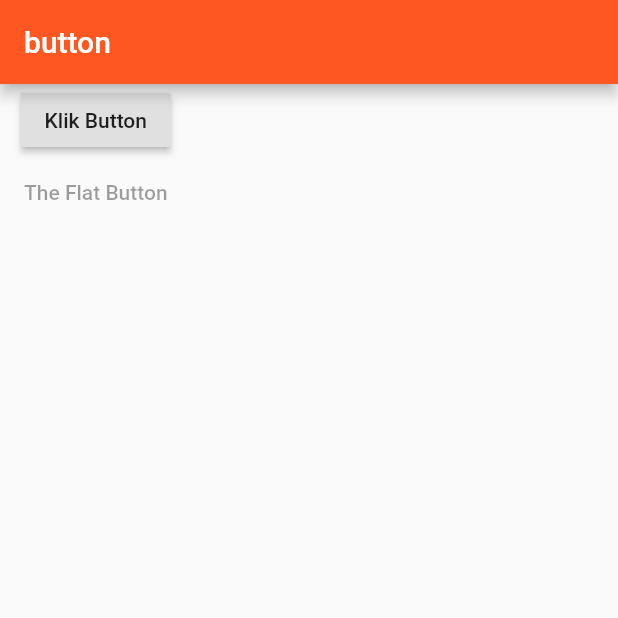
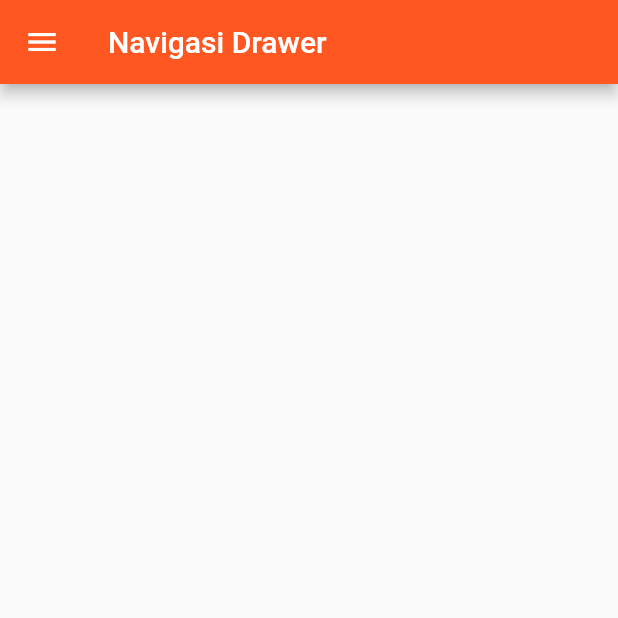
Before and after one commit to Muhamadhabib/flutter_app, a Flutter app: the screen it shows after launch, on a phone screen of 412 x 824 dp, the top half of it. Run offline on Flutter 3.47's test engine with Material 2 defaults, Android fonts, the phone set to English and light mode, and no system bars.

Commit message:
nav drawer

```diff
--- a/flutter_app/lib/main.dart
+++ b/flutter_app/lib/main.dart
@@ -5,7 +5,50 @@ void main(){
 }
 class MyAp extends StatefulWidget{
   @override
-  MySta2 createState() => MySta2();
+  MySta3 createState() => MySta3();
+}
+//drawer
+class MySta3 extends State<MyAp>{
+  @override
+  Widget build(BuildContext context) {
+    return MaterialApp(
+      home: Scaffold(
+        appBar: AppBar(
+          title: Text('Navigasi Drawer'),
+          backgroundColor: Colors.deepOrange,
+        ),
+        drawer: Drawer(
+          child: ListView(
+            children: <Widget>[
+              UserAccountsDrawerHeader(
+                accountName: Text('habib'),
+                accountEmail: Text('habib@gmail.com'),
+                currentAccountPicture: CircleAvatar(backgroundColor: Colors.deepPurple,child: Text('P'),),
+                decoration: BoxDecoration(color: Colors.amber),
+                otherAccountsPictures: <Widget>[
+                  CircleAvatar(backgroundColor: Colors.blue,child: Text('X'),),
+                  CircleAvatar(backgroundColor: Colors.black,child: Text('Y'),),
+                ],
+              ),
+              ListTile(
+                title: Text('Home'),
+                trailing: Icon(Icons.home),
+              ),
+              ListTile(
+                title: Text('Laptop'),
+                trailing: Icon(Icons.laptop),
+              ),
+              ListTile(
+                title: Text('Close'),
+                trailing: Icon(Icons.close),
+              )
+            ],
+          ),
+        ),
+      ),
+    );
+  }
+
 }
 //button
 class MySta2 extends State<MyAp>{
```
